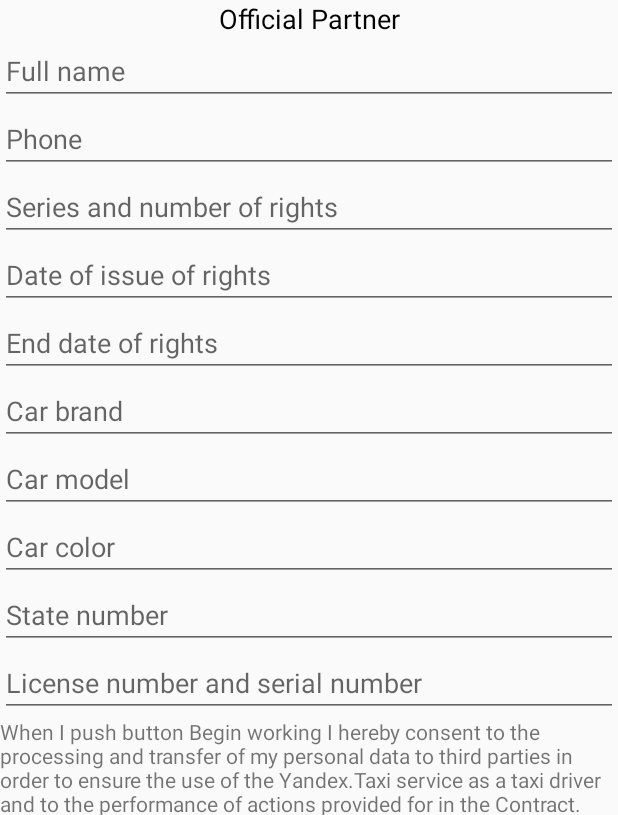
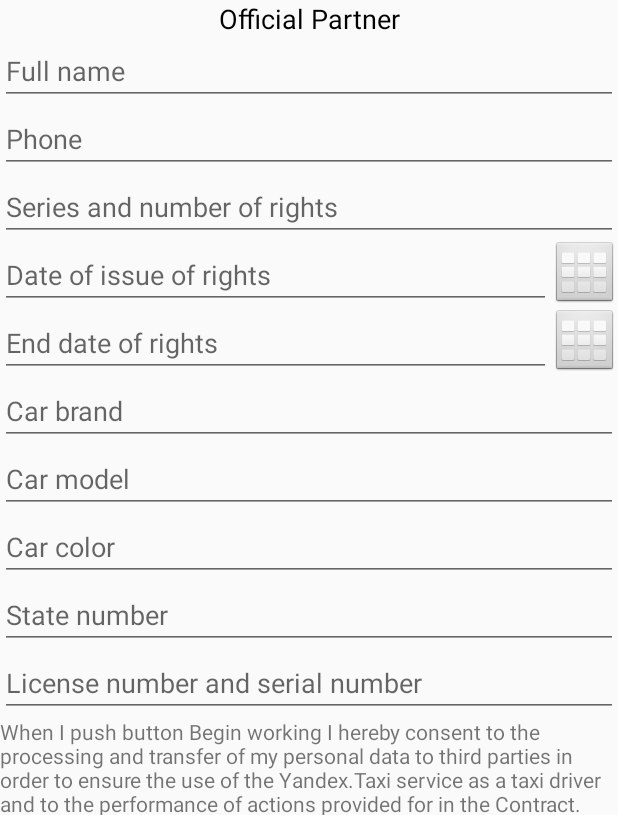
Before and after one commit to LavS/omtaxi, an Android app: the screen it shows after launch (MainActivity), after a tap on "Registration online", on a phone screen of 412 x 824 dp, the part 421-1236 px from its top. Run offline under Robolectric (Android 15) with nearby library versions, the phone set to English and light mode, and no system bars.

Commit message:
0.12.22 - первая реализация подбора даты из календаря

```diff
--- a/app/src/main/java/ru/omtaxi/omtaxi/MainActivity.java
+++ b/app/src/main/java/ru/omtaxi/omtaxi/MainActivity.java
@@ -1,5 +1,7 @@
 package ru.omtaxi.omtaxi;
 
+import android.app.DatePickerDialog;
+import android.app.Dialog;
 import android.app.FragmentTransaction;
 import android.content.Intent;
 import android.content.pm.ActivityInfo;
@@ -13,8 +15,11 @@ import android.support.v7.app.AppCompatActivity;
 import android.support.v7.widget.Toolbar;
 import android.view.MenuItem;
 import android.view.View;
+import android.widget.DatePicker;
 import android.widget.EditText;
 import android.widget.Toast;
+
+import java.util.Date;
 
 public class MainActivity extends AppCompatActivity
         implements NavigationView.OnNavigationItemSelectedListener {
@@ -25,6 +30,14 @@ public class MainActivity extends AppCompatActivity
     FragmentInstructions f_instructions;
     FragmentRegistration f_registration;
     FragmentTransaction f_trans;
+
+    Date date = new Date();
+    int myYear = date.getYear();
+    int myMonth = date.getMonth();
+    int myDay = date.getDay();
+    EditText etDate;
+    int date_id;
+    int DIALOG_DATE = 1;
 
     @Override
     protected void onCreate(Bundle savedInstanceState) {
@@ -53,6 +66,10 @@ public class MainActivity extends AppCompatActivity
         f_trans = getFragmentManager().beginTransaction();
         f_trans.add(R.id.inc_fragment, f_main);
         f_trans.commit();
+
+        myYear = date.getYear();
+        myMonth = date.getMonth();
+        myDay = date.getDay();
     }
 
     @Override
@@ -245,11 +262,39 @@ public class MainActivity extends AppCompatActivity
                 + ((EditText) findViewById(R.id.edt_car_color)).getText().toString();
 
         send = send + "\n" + getResources().getString(R.string.car_number) + ": "
-                + ((EditText) findViewById(R.id.edt_car_number)).getText().toString();
+                + ((EditText) findViewById(R.id.edt_car_num)).getText().toString();
 
         send = send + "\n" + getResources().getString(R.string.license) + ": "
                 + ((EditText) findViewById(R.id.edt_license)).getText().toString();
 
         return send;
     }
+
+    public void OnSetDate(View view) {
+        date_id = view.getId();
+        if (date_id == R.id.btn_begin_date) {
+            date_id = R.id.edt_begin_date;
+        }
+        else if (date_id == R.id.btn_end_date)
+        {
+            date_id = R.id.edt_end_date;
+        }
+        showDialog(DIALOG_DATE);
+    }
+
+    protected Dialog onCreateDialog(int id) {
+        if (id == DIALOG_DATE) {
+            DatePickerDialog tpd = new DatePickerDialog(this, myCallBack, myYear, myMonth, myDay);
+            return tpd;
+        }
+        return super.onCreateDialog(id);
+    }
+
+    DatePickerDialog.OnDateSetListener myCallBack = new DatePickerDialog.OnDateSetListener() {
+        public void onDateSet(DatePicker view, int myYear, int myMonth, int myDay) {
+            etDate = (EditText) findViewById(date_id);
+            etDate.setText((CharSequence) (myDay + "." + (myMonth + 1) + "." + myYear));
+        }
+    };
+
 }
--- a/app/src/main/res/layout/fragment_registration.xml
+++ b/app/src/main/res/layout/fragment_registration.xml
@@ -1,6 +1,8 @@
 <?xml version="1.0" encoding="utf-8"?>
 <android.support.constraint.ConstraintLayout
-    xmlns:android="http://schemas.android.com/apk/res/android" android:layout_width="match_parent"
+    xmlns:android="http://schemas.android.com/apk/res/android"
+    xmlns:app="http://schemas.android.com/apk/res-auto"
+    android:layout_width="match_parent"
     android:layout_height="match_parent">
 
     <LinearLayout
@@ -33,21 +35,61 @@
             android:hint="@string/rights"
             android:inputType="number" />
 
+        <LinearLayout
+            android:layout_width="match_parent"
+            android:layout_height="wrap_content"
+            android:orientation="horizontal">
+
             <EditText
                 android:id="@+id/edt_begin_date"
                 android:layout_width="match_parent"
                 android:layout_height="wrap_content"
+                android:layout_weight="1"
                 android:ems="10"
                 android:hint="@string/begin_date"
-            android:inputType="date" />
+                android:inputType="text"
+                android:singleLine="true" />
+
+            <ImageButton
+                android:id="@+id/btn_begin_date"
+                style="@android:style/Widget.ImageButton"
+                android:layout_width="90dp"
+                android:layout_height="match_parent"
+                android:layout_weight="1"
+                android:adjustViewBounds="true"
+                android:contentDescription="@string/begin_date"
+                android:cropToPadding="false"
+                android:onClick="OnSetDate"
+                app:srcCompat="@android:drawable/ic_dialog_dialer" />
+        </LinearLayout>
+
+        <LinearLayout
+            android:layout_width="match_parent"
+            android:layout_height="wrap_content"
+            android:orientation="horizontal">
 
             <EditText
                 android:id="@+id/edt_end_date"
                 android:layout_width="match_parent"
                 android:layout_height="wrap_content"
+                android:layout_weight="1"
                 android:ems="10"
                 android:hint="@string/end_date"
-            android:inputType="date" />
+                android:inputType="text"
+                android:singleLine="true" />
+
+            <ImageButton
+                android:id="@+id/btn_end_date"
+                style="@android:style/Widget.ImageButton"
+                android:layout_width="90dp"
+                android:layout_height="match_parent"
+                android:layout_weight="1"
+                android:adjustViewBounds="true"
+                android:contentDescription="@string/end_date"
+                android:cropToPadding="false"
+                android:onClick="OnSetDate"
+                app:srcCompat="@android:drawable/ic_dialog_dialer" />
+        </LinearLayout>
 
         <EditText
             android:id="@+id/edt_car_brand"
@@ -74,7 +116,7 @@
             android:inputType="textPersonName" />
 
         <EditText
-            android:id="@+id/edt_car_number"
+            android:id="@+id/edt_car_num"
             android:layout_width="match_parent"
             android:layout_height="wrap_content"
             android:ems="10"
--- a/app/src/main/res/values/strings.xml
+++ b/app/src/main/res/values/strings.xml
@@ -1,17 +1,17 @@
 <resources>
 
     <!-- URLs - only english -->
-    <string name="omtaxi_email">omtaxi@mail.ru</string>
-    <string name="omtaxi_phone">+79955015060</string>
-    <string name="omtaxi_share">https://play.google.com/store/apps/details?id=ru.yandex.taxi</string>
-    <string name="url_install">https://play.google.com/store/apps/details?id=ru.yandex.taximeter</string>
-    <string name="url_photocontrol">https://driver.yandex/photocontrol/</string>
-    <string name="url_firsttrip">https://driver.yandex/урок-№1/</string>
-    <string name="url_noorders">https://driver.yandex/block-new/</string>
-    <string name="url_faq">https://driver.yandex/новичку/</string>
+    <string name="app_name" translatable="false">OMTaxi</string>
+    <string name="omtaxi_email" translatable="false">omtaxi@mail.ru</string>
+    <string name="omtaxi_phone" translatable="false">+79955015060</string>
+    <string name="omtaxi_share" translatable="false">https://play.google.com/store/apps/details?id=ru.yandex.taxi</string>
+    <string name="url_install" translatable="false">https://play.google.com/store/apps/details?id=ru.yandex.taximeter</string>
+    <string name="url_photocontrol" translatable="false">https://driver.yandex/photocontrol/</string>
+    <string name="url_firsttrip" translatable="false">https://driver.yandex/урок-№1/</string>
+    <string name="url_noorders" translatable="false">https://driver.yandex/block-new/</string>
+    <string name="url_faq" translatable="false">https://driver.yandex/новичку/</string>
 
     <!-- Common strings -->
-    <string name="app_name">OMTaxi</string>
     <string name="partner">Official Partner</string>
 
     <!-- Sidebar menu -->
```
Also changed, not shown: 1 other file. Lines whose indentation alone changed are shown as unchanged.
